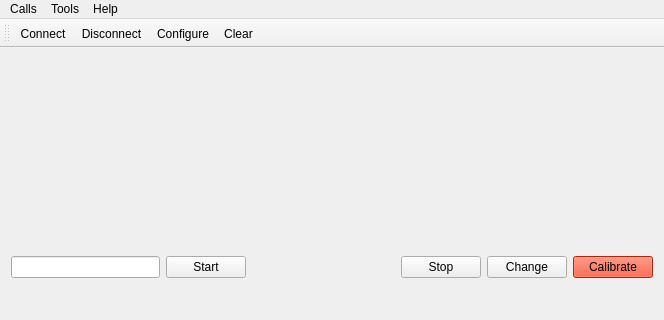
Qt form mainwindow.ui (FrancesoM/Graphic_Interface_SerialPort) before a commit; both pictures show x 0 to 664 and y 0 to 320 of the 664 by 509 pixel window.
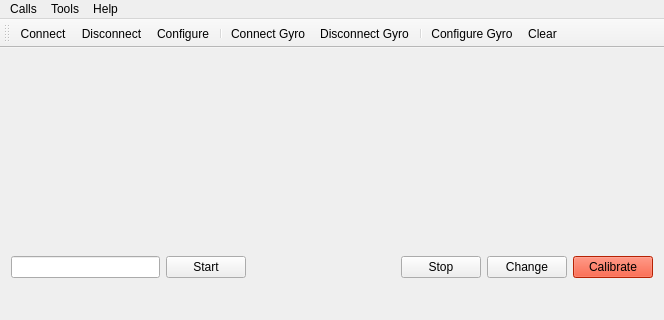
The same form after that commit. Icons and pictures are not drawn.

Commit message: Add new port from gyro

```diff
--- a/mainwindow.ui
+++ b/mainwindow.ui
@@ -132,6 +132,11 @@
    <addaction name="actionConnect"/>
    <addaction name="actionDisconnect"/>
    <addaction name="actionConfigure"/>
+   <addaction name="separator"/>
+   <addaction name="actionConnectGyro"/>
+   <addaction name="actionDisconnectGyro"/>
+   <addaction name="separator"/>
+   <addaction name="actionConfigureGyro"/>
    <addaction name="actionClear"/>
   </widget>
   <widget class="QStatusBar" name="statusBar"/>
@@ -223,6 +228,33 @@
     <string>Ctrl+Q</string>
    </property>
   </action>
+  <action name="actionConnectGyro">
+   <property name="icon">
+    <iconset resource="terminal.qrc">
+     <normaloff>:/images/connect.png</normaloff>:/images/connect.png</iconset>
+   </property>
+   <property name="text">
+    <string>Connect Gyro</string>
+   </property>
+  </action>
+  <action name="actionDisconnectGyro">
+   <property name="icon">
+    <iconset resource="terminal.qrc">
+     <normaloff>:/images/disconnect.png</normaloff>:/images/disconnect.png</iconset>
+   </property>
+   <property name="text">
+    <string>Disconnect Gyro</string>
+   </property>
+  </action>
+  <action name="actionConfigureGyro">
+   <property name="icon">
+    <iconset resource="terminal.qrc">
+     <normaloff>:/images/GyroSett.ico</normaloff>:/images/GyroSett.ico</iconset>
+   </property>
+   <property name="text">
+    <string>Configure Gyro</string>
+   </property>
+  </action>
  </widget>
  <layoutdefault spacing="6" margin="11"/>
  <resources>
```
Left out of the diff: 11 changed lines with no effect on the pictures. The commit also changes 11 other files.
